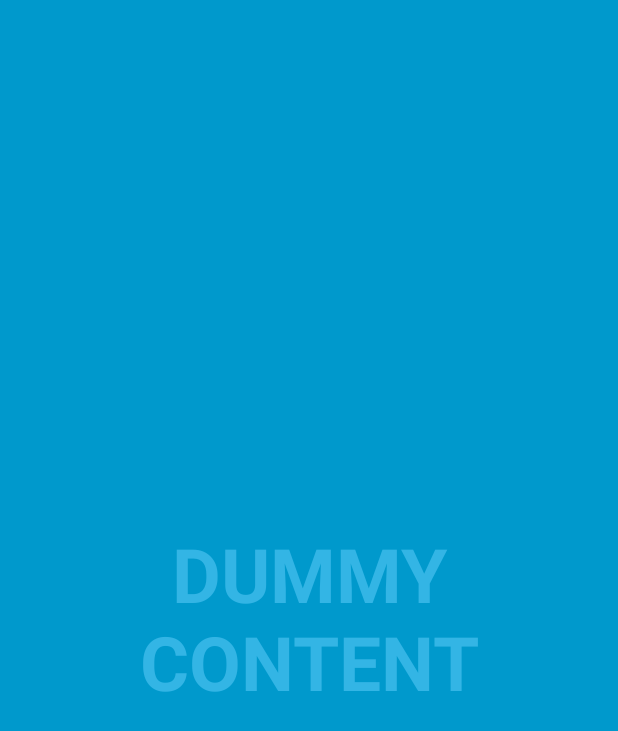
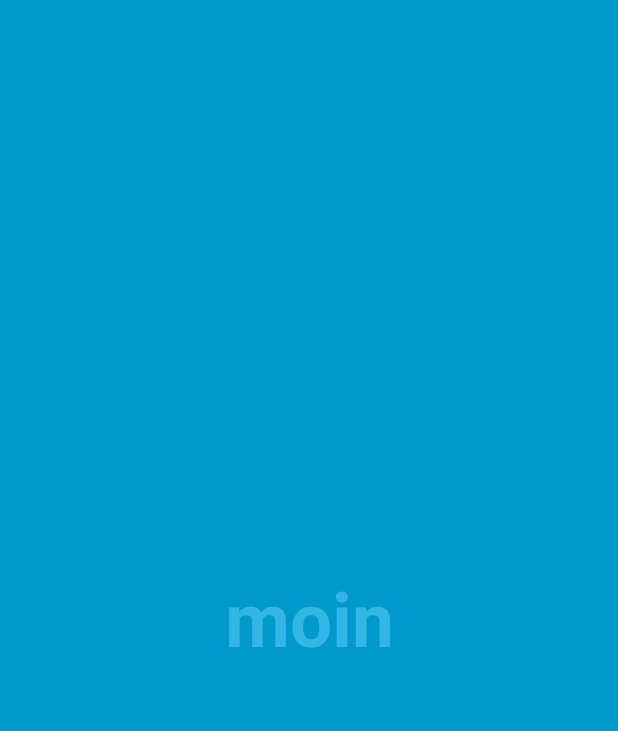
Before and after one commit to H3PLXF/GCR, an Android app: the screen it shows after launch (FullscreenActivity), on a phone screen of 412 x 824 dp. Shown: the top 731 px of the screen. Run offline under Robolectric (Android 15) with nearby library versions, the phone set to English and light mode, and no system bars.

Commit message:
Hello World

```diff
--- a/app/src/main/res/layout/activity_fullscreen.xml
+++ b/app/src/main/res/layout/activity_fullscreen.xml
@@ -15,7 +15,7 @@
         android:layout_height="match_parent"
         android:gravity="center"
         android:keepScreenOn="true"
-        android:text="@string/dummy_content"
+        android:text="moin"
         android:textColor="#33b5e5"
         android:textSize="50sp"
         android:textStyle="bold" />
@@ -43,7 +43,7 @@
                 android:layout_width="0dp"
                 android:layout_height="wrap_content"
                 android:layout_weight="1"
-                android:text="@string/dummy_button" />
+                android:text="moin" />
 
         </LinearLayout>
     </FrameLayout>
```
